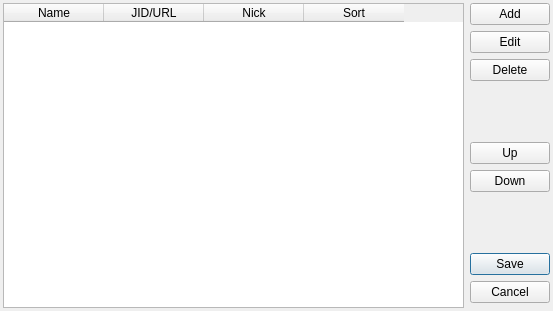
This is src/plugins/bookmarks/editbookmarksdialog.ui in vacuum-im/vacuum-im as Qt 5 draws it before an edit. The edited form follows.
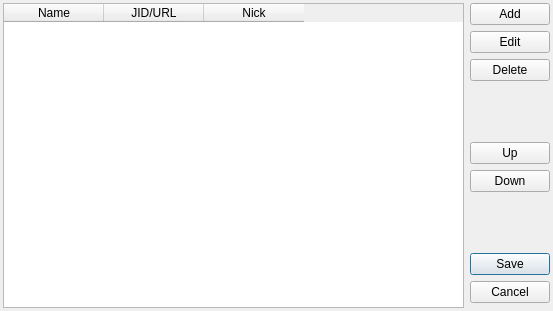
This is the edited form.

```diff
--- a/src/plugins/bookmarks/editbookmarksdialog.ui
+++ b/src/plugins/bookmarks/editbookmarksdialog.ui
@@ -31,20 +31,14 @@
      <property name="selectionBehavior">
       <enum>QAbstractItemView::SelectRows</enum>
      </property>
-     <property name="sortingEnabled">
-      <bool>false</bool>
-     </property>
      <property name="cornerButtonEnabled">
       <bool>false</bool>
      </property>
-     <property name="columnCount">
-      <number>4</number>
-     </property>
      <attribute name="horizontalHeaderHighlightSections">
       <bool>false</bool>
      </attribute>
-     <attribute name="horizontalHeaderShowSortIndicator" stdset="0">
-      <bool>true</bool>
+     <attribute name="horizontalHeaderHighlightSections">
+      <bool>false</bool>
      </attribute>
      <column>
       <property name="text">
@@ -61,22 +55,6 @@
        <string>Nick</string>
       </property>
      </column>
-     <column>
-      <property name="text">
-       <string notr="true">Sort</string>
-      </property>
-      <property name="toolTip">
-       <string notr="true"/>
-      </property>
-      <property name="whatsThis">
-       <string notr="true"/>
-      </property>
-      <property name="font">
-       <font>
-        <kerning>false</kerning>
-       </font>
-      </property>
-     </column>
     </widget>
    </item>
    <item>
```
